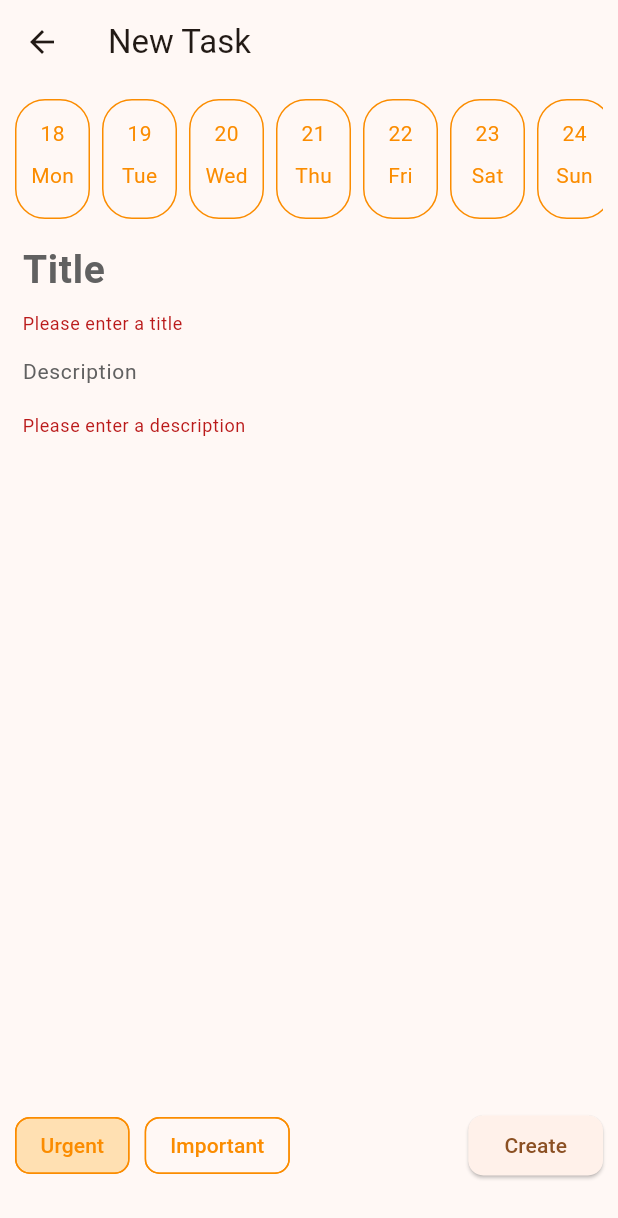
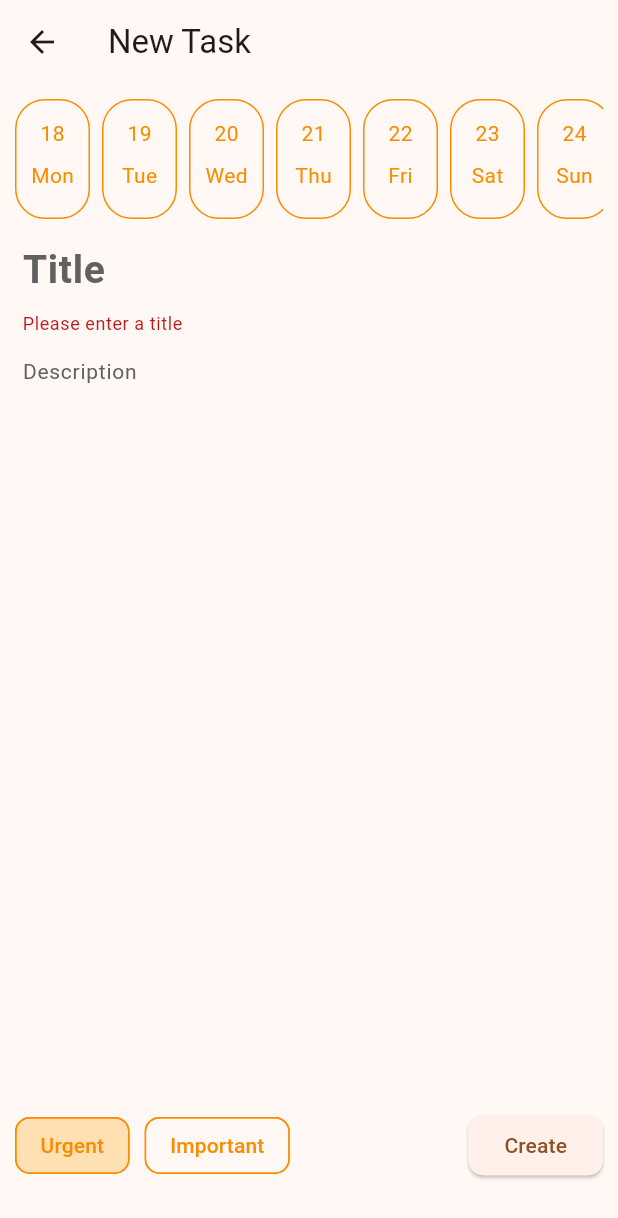
Before and after one commit to voyzon/Nimbus, a Flutter app: the CreateTaskPage screen opened directly, after a tap on "Create", on a phone screen of 412 x 824 dp. Shown: the top 1218 px of the screen. Run offline on Flutter 3.47's test engine with Material 3 defaults, Android fonts, the phone set to English and light mode, and no system bars; our stand-ins replace cloud_firestore, firebase_auth, firebase_core, google_sign_in, logger; accounts and stored records are empty; generated files the repository leaves out were written again.

Commit message:
Added created at, fixed signIn bug, removed validation from description

```diff
--- a/lib/models/task.dart
+++ b/lib/models/task.dart
@@ -8,7 +8,7 @@ class Task {
   String? title;
   String? description;
   DateTime? dueDate;
-  DateTime? createdAt;
+  Timestamp? createdAt;
   List<DateTime>? reminderTime;
   bool? urgent;
   bool? important;
@@ -35,7 +35,7 @@ class Task {
     String? title,
     String? description,
     DateTime? dueDate,
-    DateTime? createdAt,
+    Timestamp? createdAt,
     List<DateTime>? reminderTime,
     bool? urgent,
     bool? important,
@@ -68,7 +68,7 @@ class Task {
         dueDate: json["dueDate"] == null ? null : (json["dueDate"] as Timestamp).toDate(),
         createdAt: json["createdAt"] == null
             ? null
-            : (json["createdAt"] as Timestamp).toDate(),
+            : (json["createdAt"] as Timestamp),
         reminderTime: json["reminderTime"] == null
             ? []
             : (json["reminderTime"] as List<dynamic>)
@@ -86,7 +86,7 @@ class Task {
         "title": title,
         "description": description,
         "dueDate": dueDate?.toIso8601String(),
-        "createdAt": createdAt?.toIso8601String(),
+        "createdAt": createdAt,
         "reminderTime": reminderTime == null
             ? []
             : List<dynamic>.from(reminderTime!.map((x) => x.toIso8601String())),
--- a/lib/screens/createTaskPage.dart
+++ b/lib/screens/createTaskPage.dart
@@ -1,3 +1,4 @@
+import 'package:cloud_firestore/cloud_firestore.dart';
 import 'package:flutter/material.dart';
 import 'package:voyzon/common/dateSelectorWidget.dart';
 import 'package:voyzon/models/user.dart';
@@ -51,6 +52,7 @@ class _CreateTaskPageState extends State<CreateTaskPage> {
       task.important = _isImportant;
       task.isActive = true;
       task.uid = user?.uid;
+      task.createdAt = Timestamp.fromDate(DateTime.now());
 
       _databaseService.addTask(task);
       Navigator.of(context).pop();
@@ -110,12 +112,6 @@ class _CreateTaskPageState extends State<CreateTaskPage> {
                                 const EdgeInsets.fromLTRB(5, 0, 5, 0),
                             border: InputBorder.none,
                           ),
-                          validator: (value) {
-                            if (value == null || value.isEmpty) {
-                              return 'Please enter a description';
-                            }
-                            return null;
-                          },
                           onSaved: (value) {
                             task.description = value!;
                           },
--- a/lib/screens/signInPage.dart
+++ b/lib/screens/signInPage.dart
@@ -32,7 +32,7 @@ class SignInPage extends StatelessWidget {
       ),
       body: Center(
         child: ElevatedButton(
-          onPressed: _signInUser(context),
+          onPressed: () => _signInUser(context),
           child: const Text('Sign in with Google'),
         ),
       ),
```
